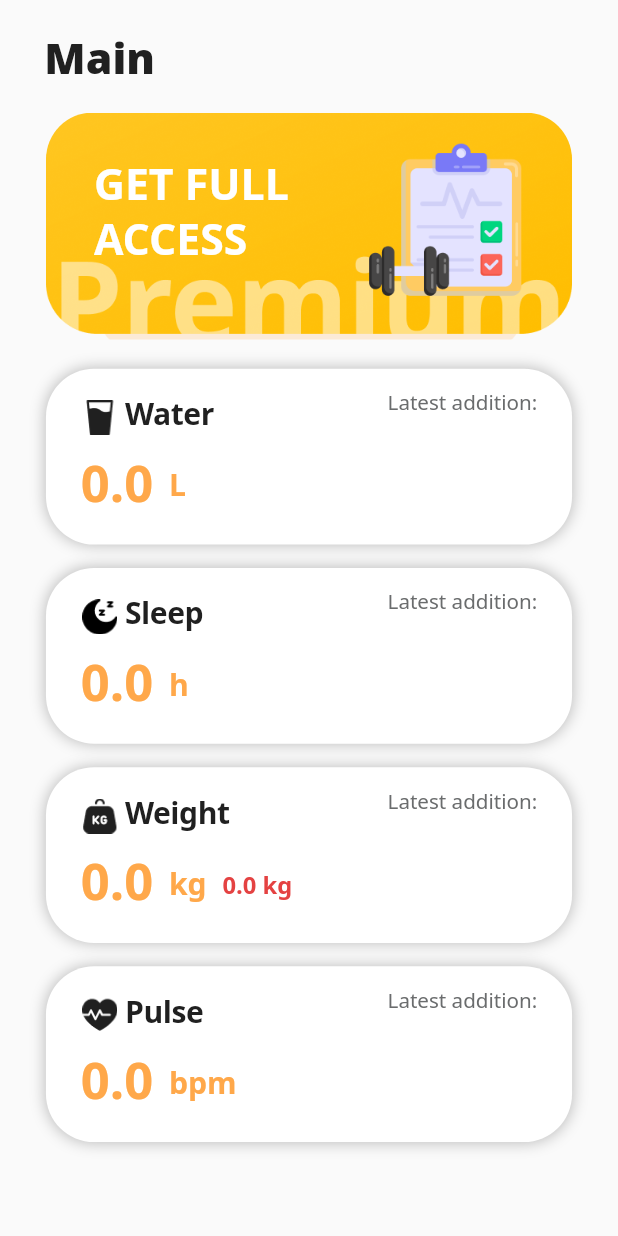
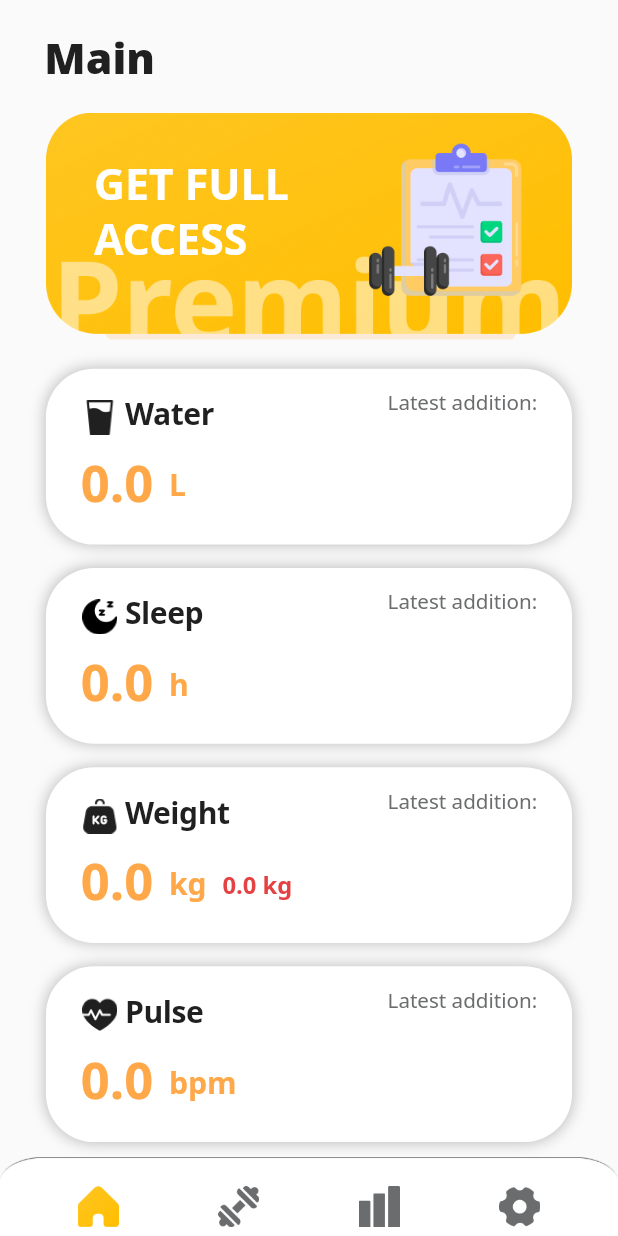
Before and after one commit to IliasNumberOne/peak_optimal_fitness, a Flutter app: the screen it shows after launch, on a phone screen of 412 x 824 dp. Run offline on Flutter 3.47's test engine with Material 2 defaults, Android fonts, the phone set to English and light mode, and no system bars; our stand-ins replace camera, charts_flutter, flutter_screenutil, go_router, shared_preferences, sqflite; accounts and stored records are empty.

Commit message:
fixed bottom bar

```diff
--- a/lib/main.dart
+++ b/lib/main.dart
@@ -4,7 +4,6 @@ import 'package:go_router/go_router.dart';
 import 'package:peak_optimal/data/data.dart';
 import 'package:peak_optimal/providers/providers.dart';
 import 'package:peak_optimal/screens/screens.dart';
-import 'package:peak_optimal/screens/workouts_screen.dart';
 import 'package:peak_optimal/services/services.dart';
 import 'package:peak_optimal/widgets/widgets.dart';
 import 'package:provider/provider.dart';
@@ -84,7 +83,7 @@ class _PeakOptimalState extends State<PeakOptimal> {
         ),
         ShellRoute(
           pageBuilder: (context, state, child) {
-            final hasBottomBar = (state.fullPath != '/' &&
+            final hasBottomBar = (state.fullPath != '/water_screen' &&
                 state.fullPath != '/weight_screen' &&
                 state.fullPath != '/sleep_screen' &&
                 state.fullPath != '/pulse_screen' &&
--- a/lib/screens/workouts_screen.dart
+++ b/lib/screens/workouts_screen.dart
@@ -96,7 +96,7 @@ class WorkoutsScreen extends StatelessWidget {
                             'FREE',
                             style: ThemeStyles.textStyle7.copyWith(
                               color: ThemeColors.dark,
-                              height: 16 / 13,
+                              height: 15.6 / 13,
                             ),
                           ),
                         ),
--- a/lib/widgets/bottom_navigation.dart
+++ b/lib/widgets/bottom_navigation.dart
@@ -50,23 +50,28 @@ class _BottomNavigationState extends State<BottomNavigation> {
               curve: Curves.easeInOut,
               width: 390.w,
               height: 54.h + overlay.bottom,
-              padding: EdgeInsets.symmetric(horizontal: 48.w),
               decoration: BoxDecoration(
                 borderRadius: BorderRadius.only(
                   topLeft: Radius.circular(28.r),
                   topRight: Radius.circular(28.r),
                 ),
                 color: Colors.transparent,
-                image: const DecorationImage(
-                  image: AssetImage('assets/images/bottom_navigation.png'),
-                  fit: BoxFit.fill,
-                ),
               ),
               alignment: Alignment.topCenter,
               child: Container(
                 height: 54.h,
-                padding: EdgeInsets.only(bottom: 6.h),
                 alignment: Alignment.bottomCenter,
+                decoration: const BoxDecoration(
+                  image: DecorationImage(
+                    image: AssetImage('assets/images/bottom_navigation.png'),
+                    fit: BoxFit.fill,
+                  ),
+                ),
+                padding: EdgeInsets.only(
+                  right: 48.w,
+                  left: 48.w,
+                  bottom: 6.h,
+                ),
                 child: Row(
                   mainAxisAlignment: MainAxisAlignment.spaceBetween,
                   children: List.generate(
```
